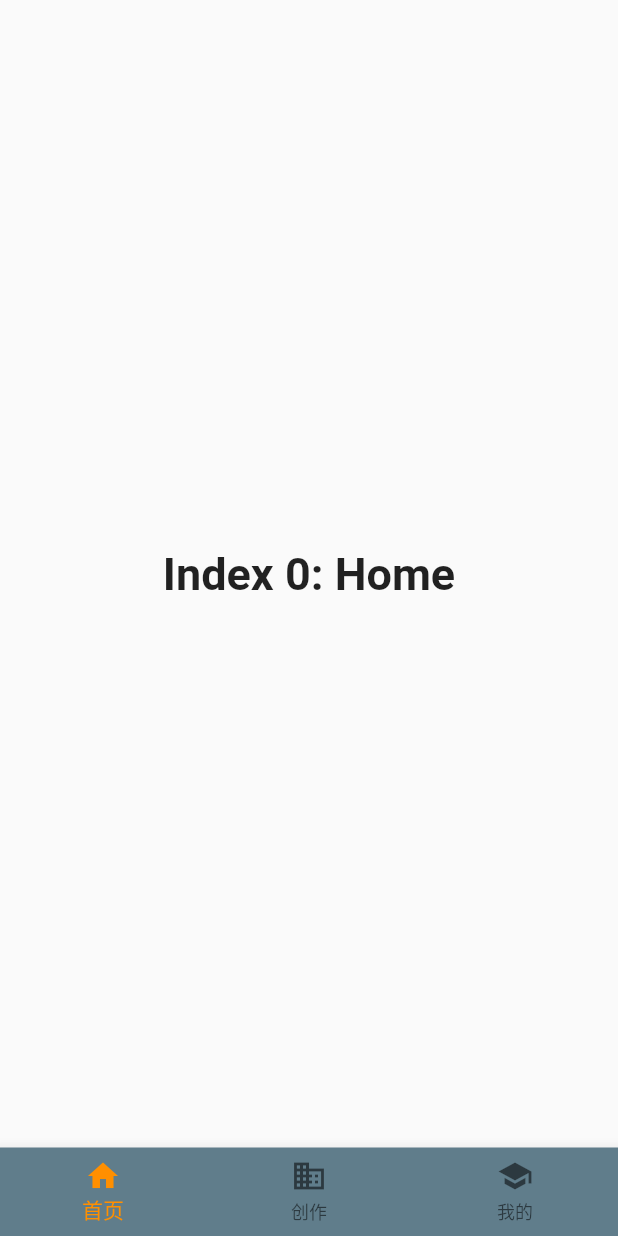
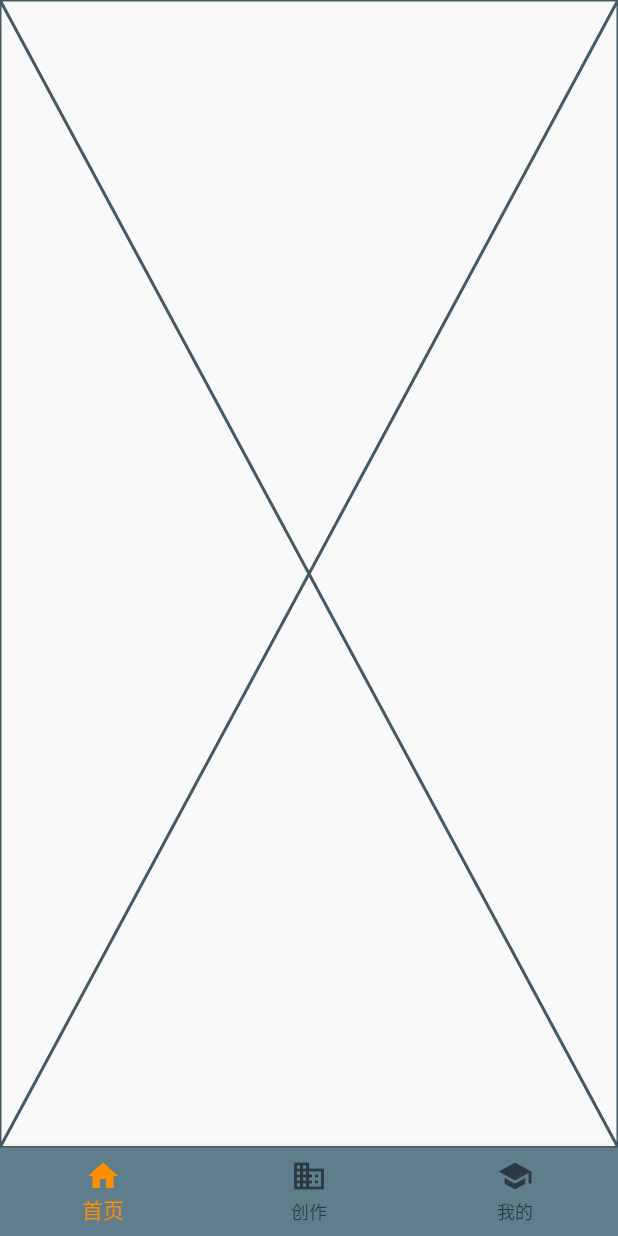
Before and after one commit to jwj1342/VanGogh, a Flutter app: the screen it shows after launch, on a phone screen of 412 x 824 dp. Run offline on Flutter 3.47's test engine with Material 2 defaults, Android fonts, the phone set to English and light mode, and no system bars; Roboto replaces fonts that are missing (HanaMinA).

Commit message:
完成导航栏的初步开发，增加了不同的页面的PlaceHolder。

```diff
--- /dev/null
+++ b/lib/Home/home_page.dart
@@ -0,0 +1,9 @@
+import 'package:flutter/cupertino.dart';
+
+class HomePage extends StatelessWidget {
+  const HomePage({super.key});
+  @override
+  Widget build(BuildContext context) {
+    return const Placeholder();
+  }
+}
--- a/lib/main.dart
+++ b/lib/main.dart
@@ -1,4 +1,7 @@
 import 'package:flutter/material.dart';
+import 'package:vangogh/Create/creat_page.dart';
+import 'package:vangogh/Home/home_page.dart';
+import 'package:vangogh/My/my_page.dart';
 
 void main() => runApp(const MyApp());
 
@@ -31,21 +34,14 @@ class MyStatefulWidget extends StatefulWidget {
 
 class _MyStatefulWidgetState extends State<MyStatefulWidget> {
   int _selectedIndex = 0;
-  static const TextStyle optionStyle =
-      TextStyle(fontSize: 30, fontWeight: FontWeight.bold);
   static const List<Widget> _widgetOptions = <Widget>[
-    Text(
-      'Index 0: Home',
-      style: optionStyle,
-    ),
-    Text(
-      'Index 1: Business',
-      style: optionStyle,
-    ),
-    Text(
-      'Index 2: School',
-      style: optionStyle,
-    ),
+    // Text(
+    //   'Index 0: Home',
+    //   style: optionStyle,
+    // ),
+    HomePage(),
+    CreatePage(),
+    MyPage(),
   ];
 
   void _onItemTapped(int index) {
```
Also changed, not shown: lib/Auth/login_page.dart (added, +10 -0 lines), lib/Create/creat_page.dart (added, +10 -0 lines), lib/My/my_page.dart (added, +9 -0 lines).
